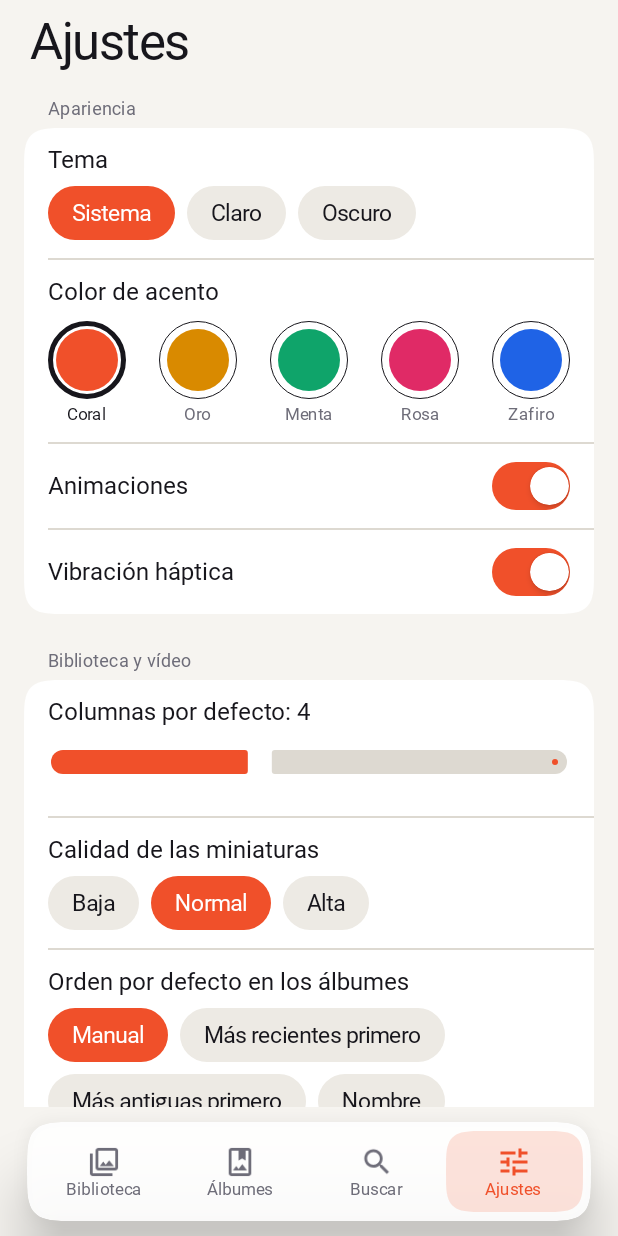
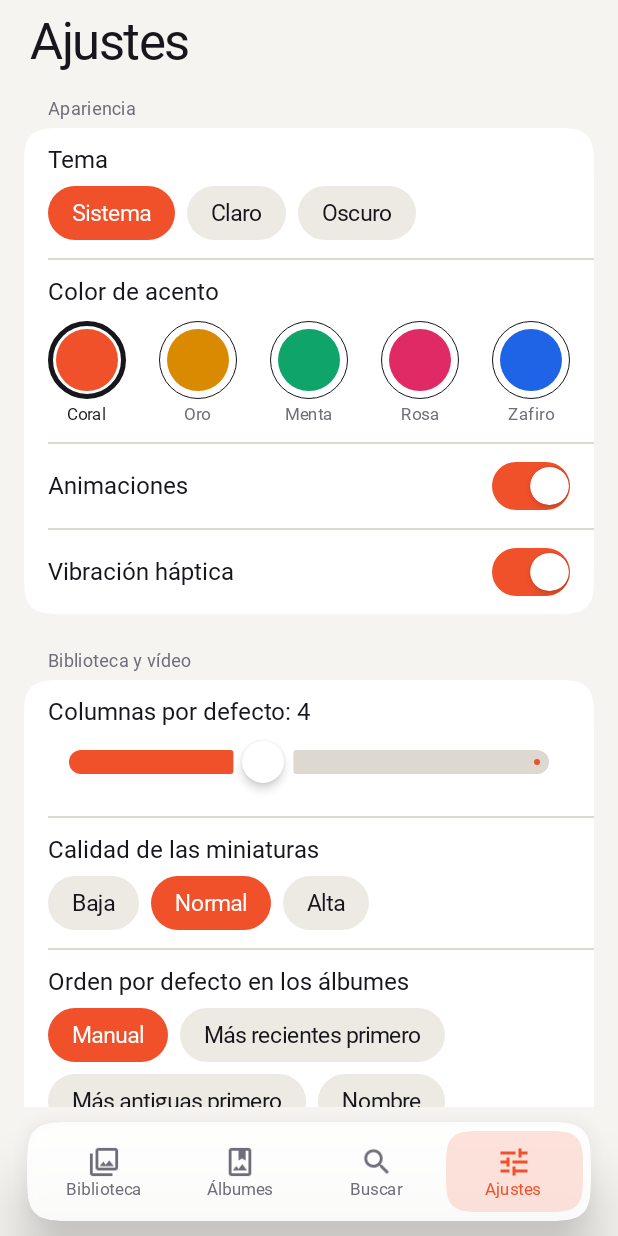
Before and after one commit to Takumi-Organization/lumina, an Android app built with Jetpack Compose: the screen it shows after launch (MainActivity), item 4 of the bottom bar chosen, on a phone screen of 412 x 824 dp. Run offline under Robolectric (Android 15) with nearby library versions, the phone set to English and light mode, and no system bars; our stand-ins replace Room's generated code; Roboto replaces fonts that are not available here.

Commit message:
feat: reducir animaciones en todos los muelles, títulos de álbum sin mayúsculas y capturas de referencia; verificado en móvil real (arranque 199-231 ms, 7382 elementos, 0,13 % de frames lentos)

```diff
--- a/app/src/main/java/com/adrian/lumina/ui/albums/AlbumsScreen.kt
+++ b/app/src/main/java/com/adrian/lumina/ui/albums/AlbumsScreen.kt
@@ -109,8 +109,8 @@ private fun androidx.compose.foundation.lazy.grid.LazyGridScope.section(
     item(span = { GridItemSpan(maxLineSpan) }, key = "h-$title") {
         Column(Modifier.padding(top = 18.dp)) {
             Row(verticalAlignment = Alignment.Bottom) {
-                Box(Modifier.size(10.dp, 28.dp).background(MaterialTheme.colorScheme.primary))
-                Text(stringResource(title).uppercase(), style = MaterialTheme.typography.headlineSmall, modifier = Modifier.padding(start = 10.dp).weight(1f))
+                Box(Modifier.size(5.dp, 24.dp).clip(androidx.compose.foundation.shape.CircleShape).background(MaterialTheme.colorScheme.primary))
+                Text(stringResource(title), style = MaterialTheme.typography.headlineSmall, modifier = Modifier.padding(start = 10.dp).weight(1f))
                 Text("%02d".format(cards.size), style = MaterialTheme.typography.labelMedium, color = MaterialTheme.colorScheme.onSurfaceVariant)
             }
             Hairline(Modifier.padding(top = 6.dp))
@@ -147,7 +147,7 @@ private fun AlbumTile(card: AlbumCard, index: Int, hero: Boolean, onClick: () ->
             )
         }
         Row(Modifier.padding(top = 8.dp), verticalAlignment = Alignment.Bottom) {
-            Text(cardTitle(card).uppercase(), style = if (hero) MaterialTheme.typography.headlineSmall else MaterialTheme.typography.titleLarge, maxLines = 1, overflow = TextOverflow.Ellipsis, modifier = Modifier.weight(1f))
+            Text(cardTitle(card), style = if (hero) MaterialTheme.typography.headlineSmall else MaterialTheme.typography.titleLarge, maxLines = 1, overflow = TextOverflow.Ellipsis, modifier = Modifier.weight(1f))
             Text("${card.count}", style = MaterialTheme.typography.labelMedium, color = MaterialTheme.colorScheme.primary, modifier = Modifier.padding(start = 8.dp, bottom = 3.dp))
         }
     }
--- a/app/src/main/java/com/adrian/lumina/ui/components/Marks.kt
+++ b/app/src/main/java/com/adrian/lumina/ui/components/Marks.kt
@@ -39,6 +39,7 @@ import androidx.compose.ui.unit.dp
 import androidx.compose.material3.Icon
 import com.adrian.lumina.ui.theme.LocalDark
 import com.adrian.lumina.ui.theme.Springs
+import com.adrian.lumina.ui.theme.motion
 import com.adrian.lumina.ui.theme.SquircleShape
 
 /** Línea fina de 0,5-1 dp (separador de listas, estilo iOS). */
@@ -68,13 +69,13 @@ fun LuminaTabs(
                 .clip(SquircleShape(26.dp)).background(glass()).padding(6.dp),
         ) {
             val slot = maxWidth / labels.size
-            val x by animateDpAsState(slot * selected, Springs.snappy(), label = "tabX")
+            val x by animateDpAsState(slot * selected, motion(Springs.snappy()), label = "tabX")
             Box(Modifier.offset(x = x).width(slot).height(54.dp).clip(SquircleShape(20.dp)).background(c.primary.copy(alpha = 0.16f)))
             Row(Modifier.fillMaxWidth(), horizontalArrangement = Arrangement.SpaceBetween) {
                 labels.forEachIndexed { i, label ->
                     val on = i == selected
-                    val tint by animateColorAsState(if (on) c.primary else c.onSurfaceVariant, Springs.snappy(), label = "tabTint")
-                    val scale by animateFloatAsState(if (on) 1f else 0.94f, Springs.bouncy(), label = "tabScale")
+                    val tint by animateColorAsState(if (on) c.primary else c.onSurfaceVariant, motion(Springs.snappy()), label = "tabTint")
+                    val scale by animateFloatAsState(if (on) 1f else 0.94f, motion(Springs.bouncy()), label = "tabScale")
                     Column(
                         Modifier.weight(1f).height(54.dp)
                             .let { if (tags.isNotEmpty()) it.testTag(tags[i]) else it }
@@ -116,7 +117,7 @@ fun LuminaButton(text: String, onClick: () -> Unit, modifier: Modifier = Modifie
     val c = MaterialTheme.colorScheme
     val source = androidx.compose.runtime.remember { MutableInteractionSource() }
     val pressed by source.collectIsPressedAsState()
-    val scale by animateFloatAsState(if (pressed) 0.96f else 1f, Springs.bouncy(), label = "btn")
+    val scale by animateFloatAsState(if (pressed) 0.96f else 1f, motion(Springs.bouncy()), label = "btn")
     Box(
         modifier.scale2(scale).clip(SquircleShape(16.dp))
             .background(if (filled) c.primary else c.primary.copy(alpha = 0.14f))
@@ -134,7 +135,7 @@ fun LuminaButton(text: String, onClick: () -> Unit, modifier: Modifier = Modifie
 @Composable
 fun LuminaPill(text: String, selected: Boolean, modifier: Modifier = Modifier, onClick: () -> Unit) {
     val c = MaterialTheme.colorScheme
-    val bg by animateColorAsState(if (selected) c.primary else c.surfaceVariant, Springs.snappy(), label = "pill")
+    val bg by animateColorAsState(if (selected) c.primary else c.surfaceVariant, motion(Springs.snappy()), label = "pill")
     Box(
         modifier.clip(androidx.compose.foundation.shape.CircleShape).background(bg)
             .selectable(selected, role = Role.RadioButton, onClick = onClick).padding(horizontal = 16.dp, vertical = 9.dp),
--- a/app/src/main/java/com/adrian/lumina/ui/gallery/GalleryScreen.kt
+++ b/app/src/main/java/com/adrian/lumina/ui/gallery/GalleryScreen.kt
@@ -135,11 +135,13 @@ fun GalleryScreen(
                 val onColumns by rememberUpdatedState(actions.onColumns)
                 val overview = androidx.compose.runtime.remember(state.timeline) { state.timeline.overview() }
                 val sidePad = PaddingValues(top = pad.calculateTopPadding(), bottom = pad.calculateBottomPadding(), start = 14.dp, end = 14.dp)
+                val animateLevels = com.adrian.lumina.ui.theme.LocalAnimationsEnabled.current
                 androidx.compose.animation.AnimatedContent(
                     targetState = level,
                     modifier = Modifier.fillMaxSize().pinchToChangeColumns(columns = { currentColumns }, onColumns = { onColumns(it) }),
                     transitionSpec = {
-                        if (targetState.ordinal < initialState.ordinal) {
+                        if (!animateLevels) androidx.compose.animation.EnterTransition.None togetherWith androidx.compose.animation.ExitTransition.None
+                        else if (targetState.ordinal < initialState.ordinal) {
                             // Hacia años: la vista actual se aleja y la nueva llega desde dentro.
                             (fadeIn(Springs.smooth()) + androidx.compose.animation.scaleIn(Springs.smooth(), initialScale = 1.18f)) togetherWith
                                 (fadeOut(Springs.smooth()) + androidx.compose.animation.scaleOut(Springs.smooth(), targetScale = 0.86f))
@@ -182,7 +184,7 @@ private fun TitleBar(state: GalleryUiState, favoritesOnly: Boolean, listState: L
     val atTop by androidx.compose.runtime.remember { androidx.compose.runtime.derivedStateOf { listState.firstVisibleItemIndex == 0 && listState.firstVisibleItemScrollOffset < 40 } }
     val mark = timeline?.let { t -> androidx.compose.runtime.remember(t, listState.firstVisibleItemIndex) { t.monthAtEntry(listState.firstVisibleItemIndex) } }
     val bg by androidx.compose.animation.animateColorAsState(
-        if (atTop) Color.Transparent else glass(), Springs.smooth(), label = "barBg",
+        if (atTop) Color.Transparent else glass(), com.adrian.lumina.ui.theme.motion(Springs.smooth()), label = "barBg",
     )
     Row(
         Modifier.fillMaxWidth().background(bg).statusBarsPadding().padding(start = 20.dp, end = 6.dp, top = 8.dp, bottom = 6.dp),
--- a/app/src/main/java/com/adrian/lumina/ui/settings/SettingsScreen.kt
+++ b/app/src/main/java/com/adrian/lumina/ui/settings/SettingsScreen.kt
@@ -52,10 +52,12 @@ import com.adrian.lumina.ui.components.LuminaButton
 import com.adrian.lumina.ui.components.ScreenTitle
 import com.adrian.lumina.ui.theme.LocalDark
 import com.adrian.lumina.ui.theme.Springs
+import com.adrian.lumina.ui.theme.motion
 import com.adrian.lumina.ui.theme.SquircleShape
 import com.adrian.lumina.ui.theme.color
 
 /** Ajustes con listas agrupadas de esquinas continuas, interruptores con muelle y acento elegible. */
+@OptIn(androidx.compose.material3.ExperimentalMaterial3Api::class)
 @Composable
 fun SettingsScreen(
     settings: AppSettings,
@@ -88,6 +90,7 @@ fun SettingsScreen(
                                 thumbColor = Color.White, activeTrackColor = MaterialTheme.colorScheme.primary,
                                 inactiveTrackColor = MaterialTheme.colorScheme.outline, activeTickColor = Color.Transparent, inactiveTickColor = Color.Transparent,
                             ),
+                            thumb = { Box(Modifier.size(28.dp).shadow(4.dp, CircleShape).clip(CircleShape).background(Color.White)) },
                         )
                     }
                 }
@@ -155,8 +158,8 @@ private fun Row2(last: Boolean = false, content: @Composable () -> Unit) {
 @Composable
 private fun Toggle(label: Int, value: Boolean, tag: String, onChange: (Boolean) -> Unit) {
     val c = MaterialTheme.colorScheme
-    val track by animateColorAsState(if (value) c.primary else c.outline, Springs.snappy(), label = "track")
-    val knob by animateDpAsState(if (value) 22.dp else 0.dp, Springs.bouncy(), label = "knob")
+    val track by animateColorAsState(if (value) c.primary else c.outline, motion(Springs.snappy()), label = "track")
+    val knob by animateDpAsState(if (value) 22.dp else 0.dp, motion(Springs.bouncy()), label = "knob")
     Row(
         Modifier.fillMaxWidth().toggleable(value, role = Role.Switch, onValueChange = onChange).testTag("set-$tag"),
         verticalAlignment = Alignment.CenterVertically,
@@ -181,7 +184,7 @@ private fun <T> Choice(label: Int, options: List<T>, selected: T, text: @Composa
 @Composable
 private fun Pill(text: String, selected: Boolean, modifier: Modifier = Modifier, onClick: () -> Unit) {
     val c = MaterialTheme.colorScheme
-    val bg by animateColorAsState(if (selected) c.primary else c.surfaceVariant, Springs.snappy(), label = "pill")
+    val bg by animateColorAsState(if (selected) c.primary else c.surfaceVariant, motion(Springs.snappy()), label = "pill")
     Box(
         modifier.clip(CircleShape).background(bg).selectable(selected, role = Role.RadioButton, onClick = onClick)
             .padding(horizontal = 16.dp, vertical = 9.dp),
@@ -197,7 +200,7 @@ private fun AccentPicker(current: AccentChoice, onPick: (AccentChoice) -> Unit)
         Row(Modifier.fillMaxWidth(), horizontalArrangement = Arrangement.SpaceBetween) {
             AccentChoice.entries.forEach { a ->
                 val on = a == current
-                val ring by animateDpAsState(if (on) 3.dp else 0.dp, Springs.bouncy(), label = "ring")
+                val ring by animateDpAsState(if (on) 3.dp else 0.dp, motion(Springs.bouncy()), label = "ring")
                 Column(
                     Modifier.selectable(on, role = Role.RadioButton, onClick = { onPick(a) }).testTag("set-accent-$a"),
                     horizontalAlignment = Alignment.CenterHorizontally,
--- a/app/src/main/java/com/adrian/lumina/ui/theme/Theme.kt
+++ b/app/src/main/java/com/adrian/lumina/ui/theme/Theme.kt
@@ -128,6 +128,11 @@ object Springs {
     fun <T> gentle() = spring<T>(dampingRatio = 1f, stiffness = 120f)
 }
 
+/** Respeta «reducir animaciones»: con el ajuste (o la escala del sistema) apagado, cualquier muelle pasa a ser instantáneo. */
+@Composable
+fun <T> motion(spec: androidx.compose.animation.core.AnimationSpec<T>): androidx.compose.animation.core.AnimationSpec<T> =
+    if (LocalAnimationsEnabled.current) spec else androidx.compose.animation.core.snap()
+
 /** Si es false, las animaciones propias se desactivan (ajuste de usuario o escala de animación del sistema). */
 val LocalAnimationsEnabled = staticCompositionLocalOf { true }
 val LocalHapticsEnabled = staticCompositionLocalOf { true }
```
Also changed, not shown: 2 other files.
